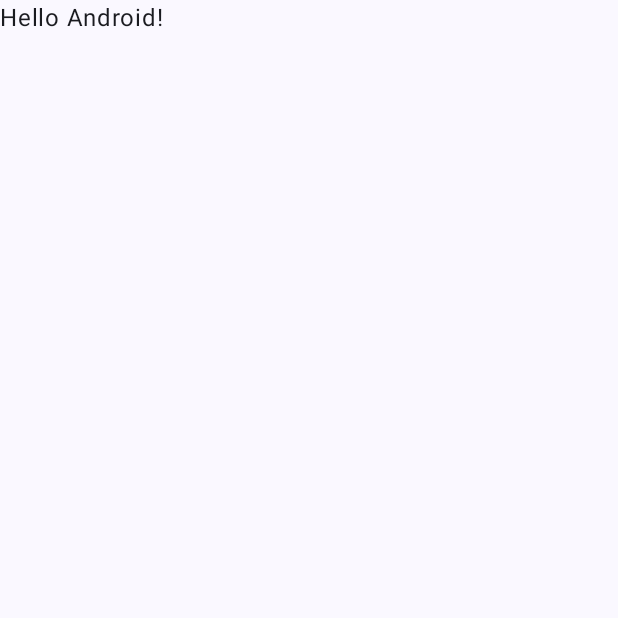
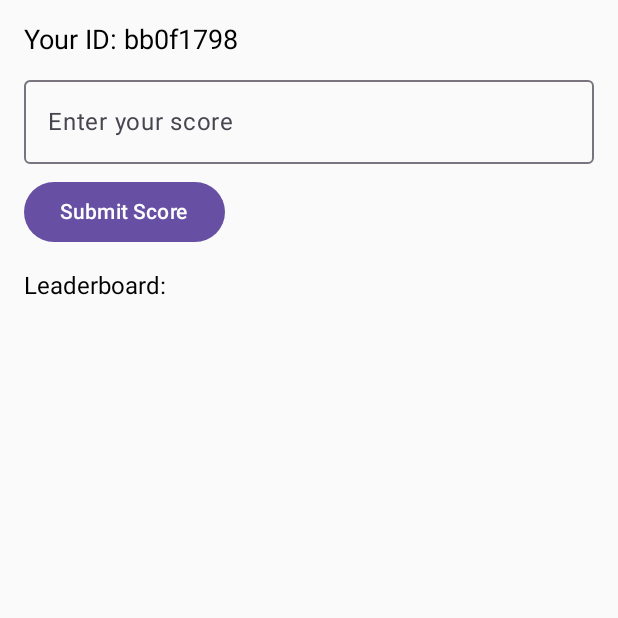
Before and after one commit to nazim117/Waste-Management, an Android app built with Jetpack Compose: the screen it shows after launch (MainActivity), on a phone screen of 412 x 824 dp, the top half of it. Before the commit the part shown is almost empty. Run offline under Robolectric (Android 15) with nearby library versions, the phone set to English and light mode, and no system bars; our stand-ins replace Room's generated code.

Commit message:
added leaderboard

```diff
--- /dev/null
+++ b/WasteManagementApp/app/src/main/java/com/example/wastemanagementapp/LeaderboardDao.kt
@@ -0,0 +1,15 @@
+package com.example.wastemanagementapp
+
+import androidx.room.Dao
+import androidx.room.Insert
+import androidx.room.OnConflictStrategy
+import androidx.room.Query
+
+@Dao
+interface LeaderboardDao {
+    @Query("SELECT * FROM leaderboard ORDER BY score DESC LIMIT :limit")
+    suspend fun getTopScores(limit:Int): List<LeaderboardEntry>
+
+    @Insert(onConflict = OnConflictStrategy.REPLACE)
+    suspend fun insertScore(entry: LeaderboardEntry)
+}
--- /dev/null
+++ b/WasteManagementApp/app/src/main/java/com/example/wastemanagementapp/LeaderboardDatabase.kt
@@ -0,0 +1,28 @@
+package com.example.wastemanagementapp
+
+import androidx.activity.ComponentActivity
+import androidx.room.Database
+import androidx.room.Room
+import androidx.room.RoomDatabase
+
+@Database(entities = [LeaderboardEntry::class], version=1)
+abstract class LeaderboardDatabase :RoomDatabase(){
+    abstract fun leaderboardDao(): LeaderboardDao
+
+    companion object{
+        @Volatile
+        private var INSTANCE: LeaderboardDatabase? = null
+
+        fun getDatabase(context: ComponentActivity): LeaderboardDatabase {
+            return INSTANCE ?: synchronized(this) {
+                val instance = Room.databaseBuilder(
+                    context.applicationContext,
+                    LeaderboardDatabase::class.java,
+                    "leaderboard_database"
+                ).build()
+                INSTANCE = instance
+                instance
+            }
+        }
+    }
+}
--- a/WasteManagementApp/app/src/main/java/com/example/wastemanagementapp/MainActivity.kt
+++ b/WasteManagementApp/app/src/main/java/com/example/wastemanagementapp/MainActivity.kt
@@ -3,45 +3,33 @@ package com.example.wastemanagementapp
 import android.os.Bundle
 import androidx.activity.ComponentActivity
 import androidx.activity.compose.setContent
-import androidx.activity.enableEdgeToEdge
-import androidx.compose.foundation.layout.fillMaxSize
-import androidx.compose.foundation.layout.padding
-import androidx.compose.material3.Scaffold
-import androidx.compose.material3.Text
-import androidx.compose.runtime.Composable
-import androidx.compose.ui.Modifier
-import androidx.compose.ui.tooling.preview.Preview
-import com.example.wastemanagementapp.ui.theme.WasteManagementAppTheme
+import java.util.UUID
 
 class MainActivity : ComponentActivity() {
+private lateinit var database: LeaderboardDatabase
+
     override fun onCreate(savedInstanceState: Bundle?) {
         super.onCreate(savedInstanceState)
-        enableEdgeToEdge()
+
+        database = LeaderboardDatabase.getDatabase(this)
+        var userId = getUserId()
+
         setContent {
-            WasteManagementAppTheme {
-                Scaffold(modifier = Modifier.fillMaxSize()) { innerPadding ->
-                    Greeting(
-                        name = "Android",
-                        modifier = Modifier.padding(innerPadding)
-                    )
-                }
-            }
+            ScoreSubmissionScreen(
+                userId = userId,
+                database = database
+            )
         }
+
+    }
+
+    private fun getUserId(): String {
+        val prefs = getPreferences(MODE_PRIVATE)
+        var userId = prefs.getString("userId", null)
+        if(userId == null){
+            userId = UUID.randomUUID().toString()
+            prefs.edit().putString("userId", userId).apply()
+        }
+        return userId
     }
 }
-
-@Composable
-fun Greeting(name: String, modifier: Modifier = Modifier) {
-    Text(
-        text = "Hello $name!",
-        modifier = modifier
-    )
-}
-
-@Preview(showBackground = true)
-@Composable
-fun GreetingPreview() {
-    WasteManagementAppTheme {
-        Greeting("Android")
-    }
-}
--- /dev/null
+++ b/WasteManagementApp/app/src/main/java/com/example/wastemanagementapp/ScoreSubmissionScreen.kt
@@ -0,0 +1,90 @@
+package com.example.wastemanagementapp
+
+import androidx.compose.foundation.layout.*
+import androidx.compose.foundation.text.KeyboardOptions
+import androidx.compose.material3.*
+import androidx.compose.runtime.*
+import androidx.compose.ui.text.input.KeyboardType
+import androidx.compose.ui.unit.dp
+import androidx.compose.ui.unit.sp
+import kotlinx.coroutines.Dispatchers
+import kotlinx.coroutines.launch
+import androidx.compose.ui.Modifier
+
+@Composable
+fun ScoreSubmissionScreen(userId: String, database: LeaderboardDatabase) {
+    var scoreInput by remember { mutableStateOf("") }
+    var leaderboard by remember { mutableStateOf(listOf<LeaderboardEntry>()) }
+    val coroutineScope = rememberCoroutineScope()
+
+    LaunchedEffect(Unit) {
+        updateLeaderboard(database, leaderboardUpdater = {leaderboard = it})
+    }
+
+    Column(
+        modifier = Modifier
+            .fillMaxSize()
+            .padding(16.dp)
+    ){
+        Text(
+            text = "Your ID: ${userId.take(8)}",
+            fontSize = 18.sp,
+            modifier = Modifier.padding(bottom = 8.dp)
+        )
+
+        OutlinedTextField(
+            value = scoreInput,
+            onValueChange = {scoreInput = it},
+            label = {Text("Enter your score")},
+            keyboardOptions = KeyboardOptions.Default.copy(keyboardType = KeyboardType.Number),
+            modifier = Modifier.fillMaxWidth()
+        )
+
+        Button(
+            onClick = {
+                val score = scoreInput.toIntOrNull() ?: 0
+                coroutineScope.launch(Dispatchers.IO) {
+                    submitScore(database, userId, score)
+                    updateLeaderboard(database) { newLeaderboard ->
+                        coroutineScope.launch(Dispatchers.Main) {
+                            leaderboard = newLeaderboard
+                        }
+                    }
+                }
+            },
+            modifier = Modifier.padding(top = 8.dp)
+        ){
+            Text(text = "Submit Score")
+        }
+
+        Text(
+            text = "Leaderboard:",
+            fontSize = 16.sp,
+            modifier = Modifier.padding(top = 16.dp, bottom = 8.dp)
+        )
+
+        leaderboard.forEachIndexed{ index, entry ->
+            Text(
+                text = "${index + 1}. ${entry.userId.take(8)}... - ${entry.score}",
+                fontSize = 16.sp,
+                modifier = Modifier.padding(4.dp)
+            )
+        }
+    }
+}
+
+private suspend fun submitScore(
+    database: LeaderboardDatabase,
+    userId: String,
+    score: Int
+) {
+    database.leaderboardDao().insertScore(LeaderboardEntry(userId, score))
+}
+
+private suspend fun updateLeaderboard(
+    database: LeaderboardDatabase,
+    leaderboardUpdater: (List<LeaderboardEntry>) -> Unit
+) {
+    val leaderboard = database.leaderboardDao().getTopScores(10)
+    leaderboardUpdater(leaderboard)
+}
```
Also changed, not shown: WasteManagementApp/app/build.gradle.kts (+6 -1 lines), WasteManagementApp/app/src/main/java/com/example/wastemanagementapp/LeaderboardEntry.kt (added, +11 -0 lines), WasteManagementApp/gradle/libs.versions.toml (+12 -0 lines).
